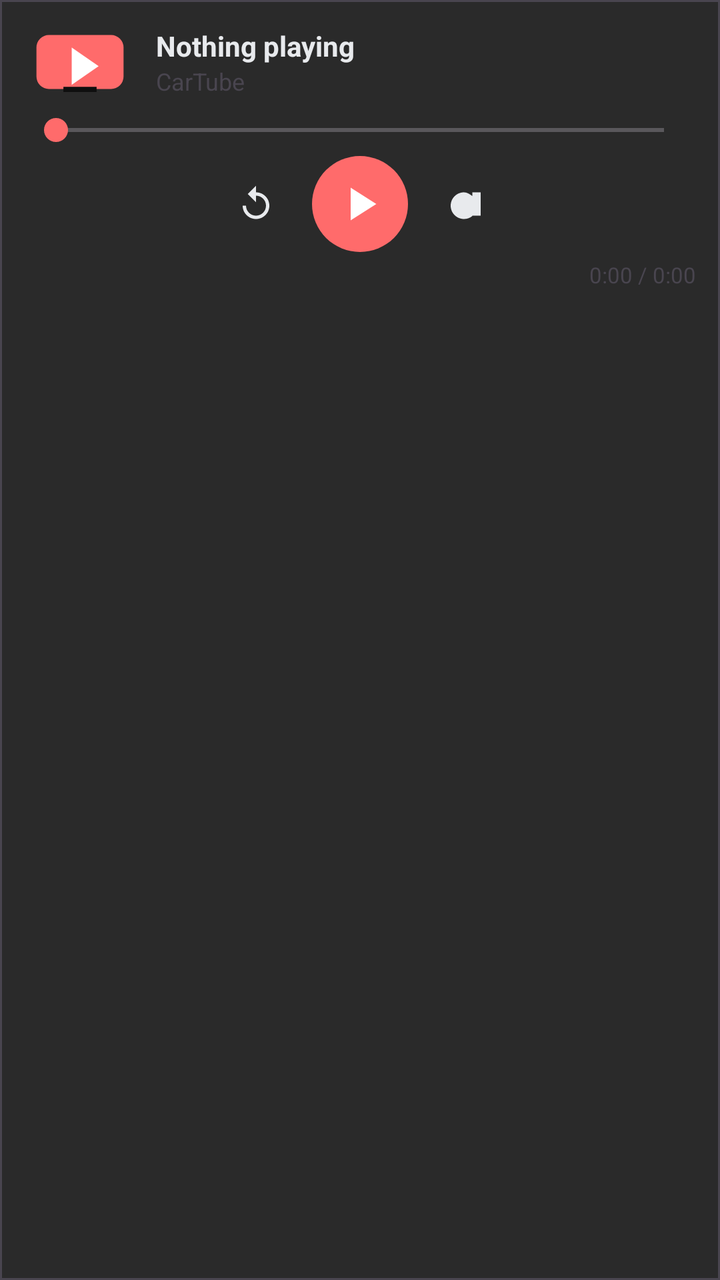
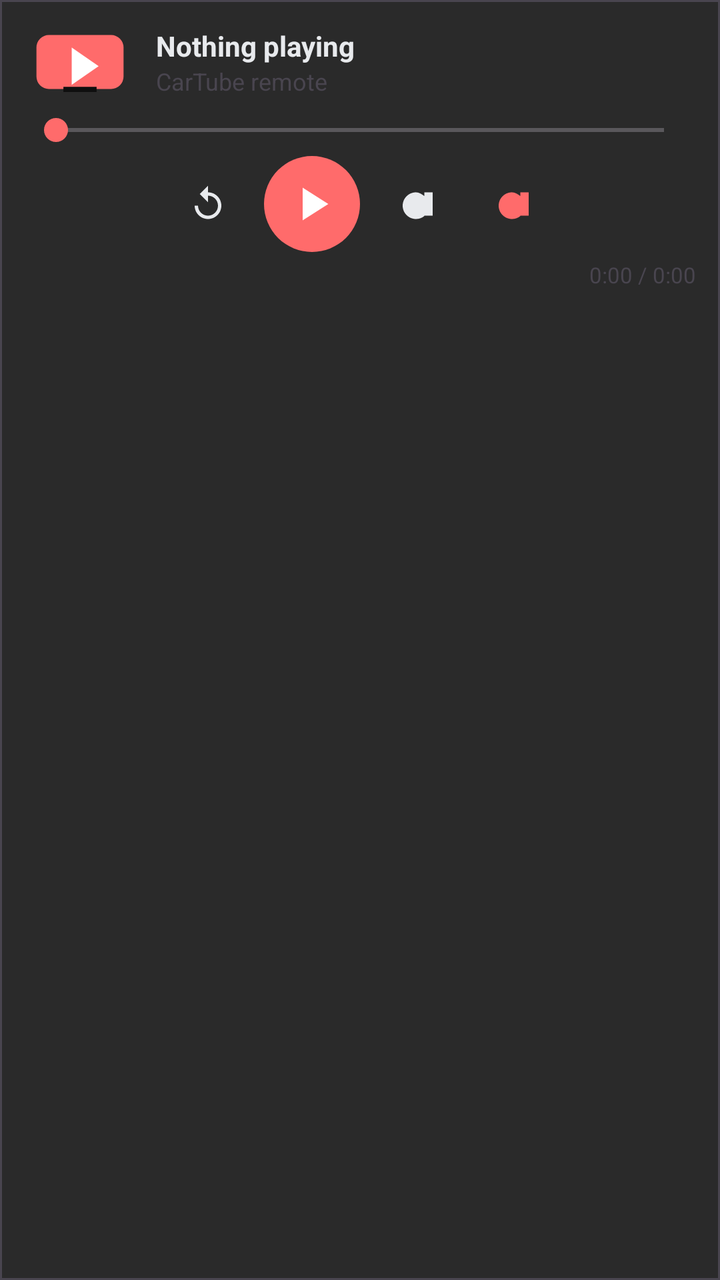

Screens rendered from an Android XML layout before and after an edit, with the pre-edit source and the edit as a unified diff.
<!-- AndroidManifest.xml: application theme Theme.CarTube -->
<!-- res/layout/include_mini_player.xml -->
<?xml version="1.0" encoding="utf-8"?>
<com.google.android.material.card.MaterialCardView
    xmlns:android="http://schemas.android.com/apk/res/android"
    xmlns:app="http://schemas.android.com/apk/res-auto"
    android:layout_width="match_parent"
    android:layout_height="wrap_content"
    app:cardBackgroundColor="@color/md_theme_surface_container_high"
    app:cardCornerRadius="0dp"
    app:cardElevation="8dp">

    <LinearLayout
        android:layout_width="match_parent"
        android:layout_height="wrap_content"
        android:orientation="vertical"
        android:paddingHorizontal="12dp"
        android:paddingTop="10dp"
        android:paddingBottom="12dp">

        <LinearLayout
            android:layout_width="match_parent"
            android:layout_height="wrap_content"
            android:gravity="center_vertical"
            android:orientation="horizontal">

            <com.google.android.material.imageview.ShapeableImageView
                android:id="@+id/miniThumb"
                android:layout_width="56dp"
                android:layout_height="42dp"
                android:scaleType="centerCrop"
                app:shapeAppearanceOverlay="@style/ShapeAppearance.Material3.Corner.Small"
                app:srcCompat="@drawable/ic_launcher_foreground" />

            <LinearLayout
                android:layout_width="0dp"
                android:layout_height="wrap_content"
                android:layout_marginStart="10dp"
                android:layout_weight="1"
                android:orientation="vertical">

                <TextView
                    android:id="@+id/miniTitle"
                    android:layout_width="match_parent"
                    android:layout_height="wrap_content"
                    android:ellipsize="end"
                    android:maxLines="1"
                    android:text="@string/nothing_playing"
                    android:textColor="@color/md_theme_on_surface"
                    android:textSize="14sp"
                    android:textStyle="bold" />

                <TextView
                    android:id="@+id/miniChannel"
                    android:layout_width="match_parent"
                    android:layout_height="wrap_content"
                    android:ellipsize="end"
                    android:maxLines="1"
                    android:text="@string/mini_player_subtitle"
                    android:textColor="@color/md_theme_outline"
                    android:textSize="12sp" />
            </LinearLayout>
        </LinearLayout>

        <SeekBar
            android:id="@+id/miniSeek"
            android:layout_width="match_parent"
            android:layout_height="wrap_content"
            android:layout_marginTop="4dp"
            android:max="1000"
            android:progressTint="@color/md_theme_primary"
            android:thumbTint="@color/md_theme_primary" />

        <LinearLayout
            android:layout_width="match_parent"
            android:layout_height="wrap_content"
            android:gravity="center"
            android:orientation="horizontal">

            <com.google.android.material.button.MaterialButton
                android:id="@+id/seekBack10"
                style="@style/Widget.Material3.Button.IconButton"
                android:layout_width="48dp"
                android:layout_height="48dp"
                app:icon="@drawable/ic_skip_back"
                app:iconTint="@color/md_theme_on_surface" />

            <com.google.android.material.button.MaterialButton
                android:id="@+id/miniPlayPause"
                style="@style/Widget.Material3.Button.IconButton.Filled"
                android:layout_width="56dp"
                android:layout_height="56dp"
                app:icon="@drawable/ic_play"
                app:iconSize="28dp" />

            <com.google.android.material.button.MaterialButton
                android:id="@+id/seekForward10"
                style="@style/Widget.Material3.Button.IconButton"
                android:layout_width="48dp"
                android:layout_height="48dp"
                app:icon="@drawable/ic_skip_forward"
                app:iconTint="@color/md_theme_on_surface" />
        </LinearLayout>

        <TextView
            android:id="@+id/miniTime"
            android:layout_width="match_parent"
            android:layout_height="wrap_content"
            android:gravity="end"
            android:text="0:00 / 0:00"
            android:textColor="@color/md_theme_outline"
            android:textSize="11sp" />
    </LinearLayout>
</com.google.android.material.card.MaterialCardView>
<!-- resources referenced by this layout -->
<resources>
  <color name="md_theme_on_surface">#E8EAED</color>
  <color name="md_theme_outline">#49454F</color>
  <color name="md_theme_primary">#FF6B6B</color>
  <color name="md_theme_surface_container_high">#2A2A2A</color>
  <!-- drawable ic_launcher_foreground (drawable) -->
  <vector xmlns:android="http://schemas.android.com/apk/res/android"
      android:width="108dp"
      android:height="108dp"
      android:viewportWidth="108"
      android:viewportHeight="108">
      <path
          android:fillColor="#FF6B6B"
          android:pathData="M24,28 h60 a12,12 0 0,1 12,12 v28 a12,12 0 0,1 -12,12 H24 a12,12 0 0,1 -12,-12 V40 a12,12 0 0,1 12,-12 z" />
      <path
          android:fillColor="#FFFFFF"
          android:pathData="M46,40 l26,18 -26,18 z" />
      <path
          android:fillColor="#0F0F0F"
          android:pathData="M38,78 h32 v5 H38 z" />
  </vector>
  <!-- drawable ic_play (drawable) -->
  <vector xmlns:android="http://schemas.android.com/apk/res/android"
      android:width="24dp"
      android:height="24dp"
      android:viewportWidth="24"
      android:viewportHeight="24">
      <path
          android:fillColor="#FFFFFF"
          android:pathData="M8,5v14l11,-7z" />
  </vector>
  <!-- drawable ic_skip_back (drawable) -->
  <vector xmlns:android="http://schemas.android.com/apk/res/android"
      android:width="24dp"
      android:height="24dp"
      android:viewportWidth="24"
      android:viewportHeight="24">
      <path
          android:fillColor="#FFFFFF"
          android:pathData="M12,5V1L7,6l5,5V7c3.31,0 6,2.69 6,6s-2.69,6 -6,6 -6,-2.69 -6,-6H4c0,4.42 3.58,8 8,8s8,-3.58 8,-8 -3.58,-8 -8,-8z" />
  </vector>
  <!-- drawable ic_skip_forward (drawable) -->
  <vector xmlns:android="http://schemas.android.com/apk/res/android"
      android:width="24dp"
      android:height="24dp"
      android:viewportWidth="24"
      android:viewportHeight="24">
      <path
          android:fillColor="#FFFFFF"
          android:pathData="M4,13c0,4.42 3.58,8 8,8 1.85,0 3.55,-0.63 4.9,-1.69L17,19h5V5h-5v2.24C15.15,5.82 13.64,5 12,5c-4.42,0 -8,3.58 -8,8z" />
  </vector>
  <string name="mini_player_subtitle">CarTube</string>
  <string name="nothing_playing">Nothing playing</string>
  <style name="Theme.CarTube" parent="Theme.Material3.Dark.NoActionBar">
          <item name="colorPrimary">@color/md_theme_primary</item>
          <item name="colorOnPrimary">@color/md_theme_on_primary</item>
          <item name="android:colorBackground">@color/md_theme_surface</item>
          <item name="colorSurface">@color/md_theme_surface</item>
          <item name="colorOnSurface">@color/md_theme_on_surface</item>
          <item name="android:statusBarColor">@android:color/transparent</item>
          <item name="android:navigationBarColor">@android:color/transparent</item>
          <item name="android:windowLightStatusBar">false</item>
      </style>
  <color name="md_theme_on_primary">#FFFFFF</color>
  <color name="md_theme_surface">#121212</color>
</resources>

<!-- the commit's change to res/layout/include_mini_player.xml (unified diff, before → after) -->
@@ -98,6 +98,14 @@
                 android:layout_height="48dp"
                 app:icon="@drawable/ic_skip_forward"
                 app:iconTint="@color/md_theme_on_surface" />
+
+            <com.google.android.material.button.MaterialButton
+                android:id="@+id/queueNext"
+                style="@style/Widget.Material3.Button.IconButton"
+                android:layout_width="48dp"
+                android:layout_height="48dp"
+                app:icon="@drawable/ic_skip_forward"
+                app:iconTint="@color/md_theme_primary" />
         </LinearLayout>
 
         <TextView
<!-- resource entries referenced after the edit -->
@@ -50,7 +50,7 @@
           android:fillColor="#FFFFFF"
           android:pathData="M4,13c0,4.42 3.58,8 8,8 1.85,0 3.55,-0.63 4.9,-1.69L17,19h5V5h-5v2.24C15.15,5.82 13.64,5 12,5c-4.42,0 -8,3.58 -8,8z" />
   </vector>
-  <string name="mini_player_subtitle">CarTube</string>
+  <string name="mini_player_subtitle">CarTube remote</string>
   <string name="nothing_playing">Nothing playing</string>
   <style name="Theme.CarTube" parent="Theme.Material3.Dark.NoActionBar">
           <item name="colorPrimary">@color/md_theme_primary</item>
